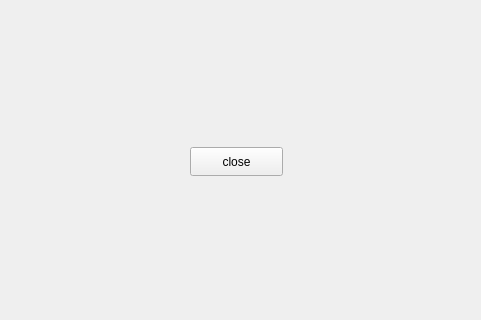
Old version of the form QT/QT_exercise/QT01/signal_slot/signal_slot/widget.ui in the repository foryouos/Cplus_study; both pictures show x 0 to 481 and y 83 to 403 of the 572 by 403 pixel window.
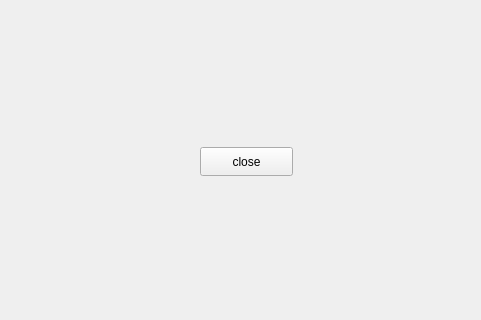
New version of the form.

```diff
--- a/QT/QT_exercise/QT01/signal_slot/signal_slot/widget.ui
+++ b/QT/QT_exercise/QT01/signal_slot/signal_slot/widget.ui
@@ -16,7 +16,7 @@
   <widget class="QPushButton" name="pushButton">
    <property name="geometry">
     <rect>
-     <x>190</x>
+     <x>200</x>
      <y>230</y>
      <width>93</width>
      <height>29</height>
```
